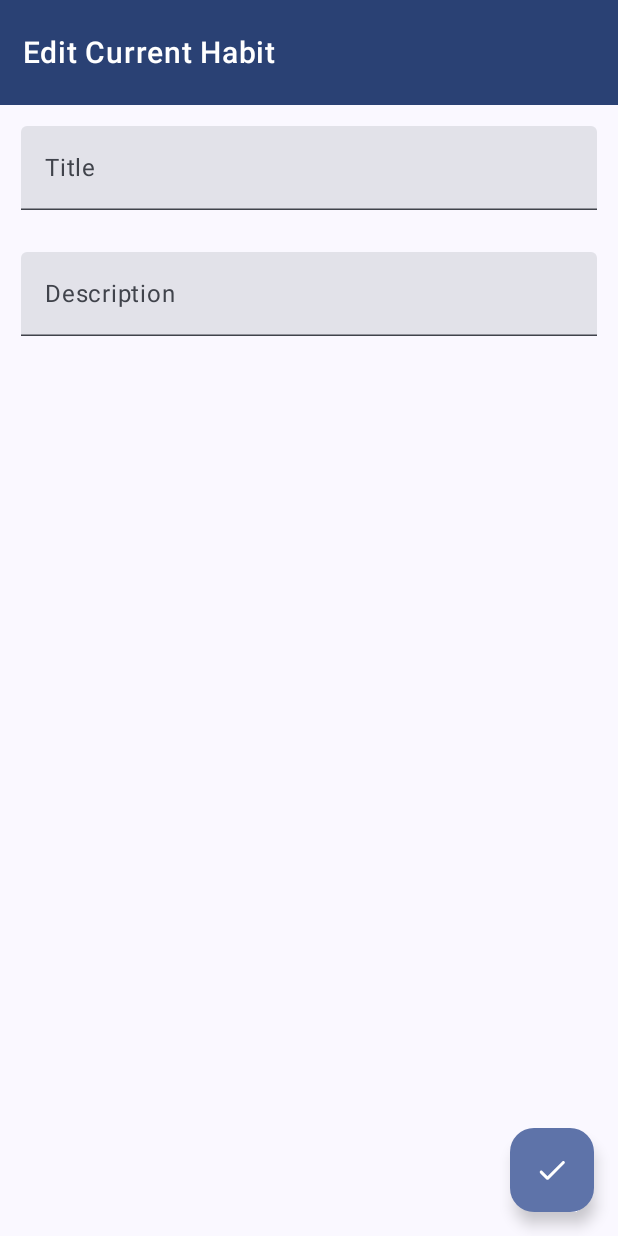
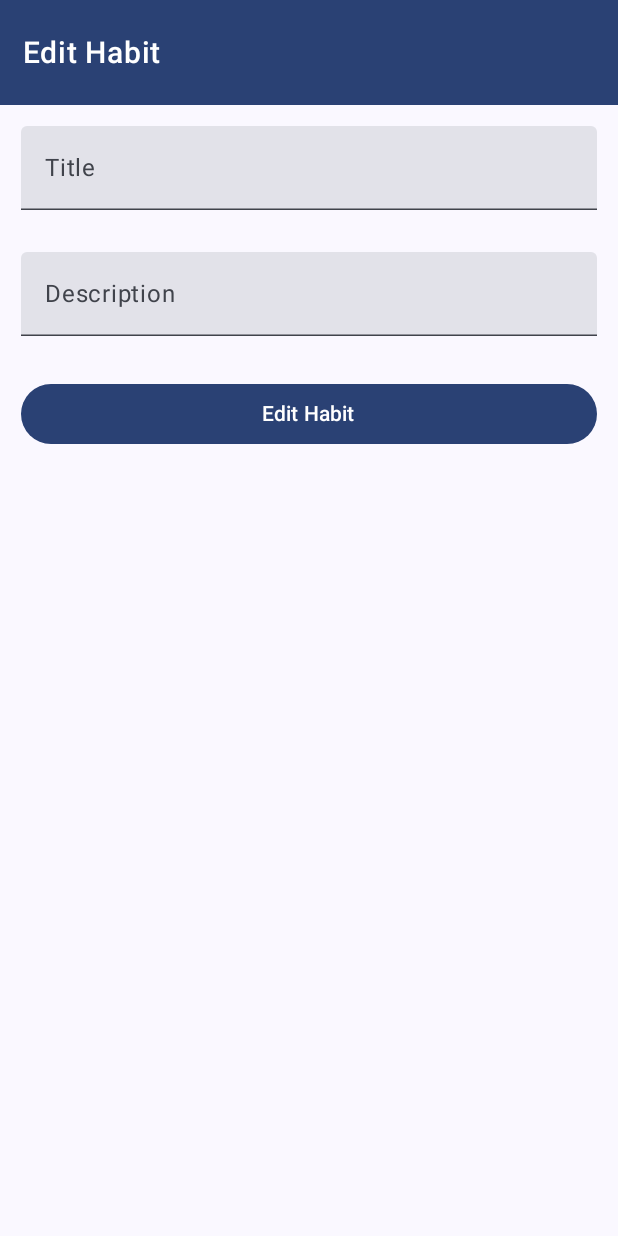
Before and after one commit to arjunsuthaharan/HabiPlanner, an Android app built with Jetpack Compose: the EditHabitScreen screen opened through its navigation route, on a phone screen of 412 x 824 dp. Run offline under Robolectric (Android 15) with nearby library versions, the phone set to English and light mode, and no system bars; our stand-ins replace Room's generated code.

Commit message:
Cleaned up UI for AddHabitScreen and EditHabitScreen

```diff
--- a/app/src/main/java/com/example/habit_tracker/presentation/EditHabitScreen.kt
+++ b/app/src/main/java/com/example/habit_tracker/presentation/EditHabitScreen.kt
@@ -9,6 +9,7 @@ import androidx.compose.foundation.layout.height
 import androidx.compose.foundation.layout.padding
 import androidx.compose.material.icons.Icons
 import androidx.compose.material.icons.rounded.Check
+import androidx.compose.material3.Button
 import androidx.compose.material3.ExperimentalMaterial3Api
 import androidx.compose.material3.FloatingActionButton
 import androidx.compose.material3.Icon
@@ -44,7 +45,7 @@ fun EditHabitScreen(
             verticalAlignment = Alignment.CenterVertically
 
         ) {
-            Text(text = "Edit Current Habit",
+            Text(text = "Edit Habit",
                 modifier = Modifier
                     .weight(1f),
                 fontSize = 20.sp,
@@ -52,19 +53,8 @@ fun EditHabitScreen(
                 color = MaterialTheme.colorScheme.onPrimary
             )
         }
-    },
-        floatingActionButton = {
-            FloatingActionButton(onClick = {
-                onEvent(HabitEvents.UpdateHabit(
-                    habitTitle = state.habitTitle.value,
-                    habitDescription = state.habitDescription.value
-                ))
-                navController.popBackStack()
-            }) {
+    }
 
-                Icon(imageVector = Icons.Rounded.Check, contentDescription = "Save Note")
-            }
-        }
     ) {
             paddingValues ->
 
@@ -99,6 +89,20 @@ fun EditHabitScreen(
                     Text(text = "Description")
                 }
             )
+
+
+            Button(onClick = {
+                onEvent(HabitEvents.SaveHabit(
+                    habitTitle = state.habitTitle.value,
+                    habitDescription = state.habitDescription.value
+                ))
+                navController.popBackStack()
+            },                modifier = Modifier
+                .fillMaxWidth()
+                .padding(14.dp),) {
+
+                Text("Edit Habit")
+            }
         }
 
     }
```
Also changed, not shown: app/src/main/java/com/example/habit_tracker/presentation/AddHabitScreen.kt (+16 -12 lines).
